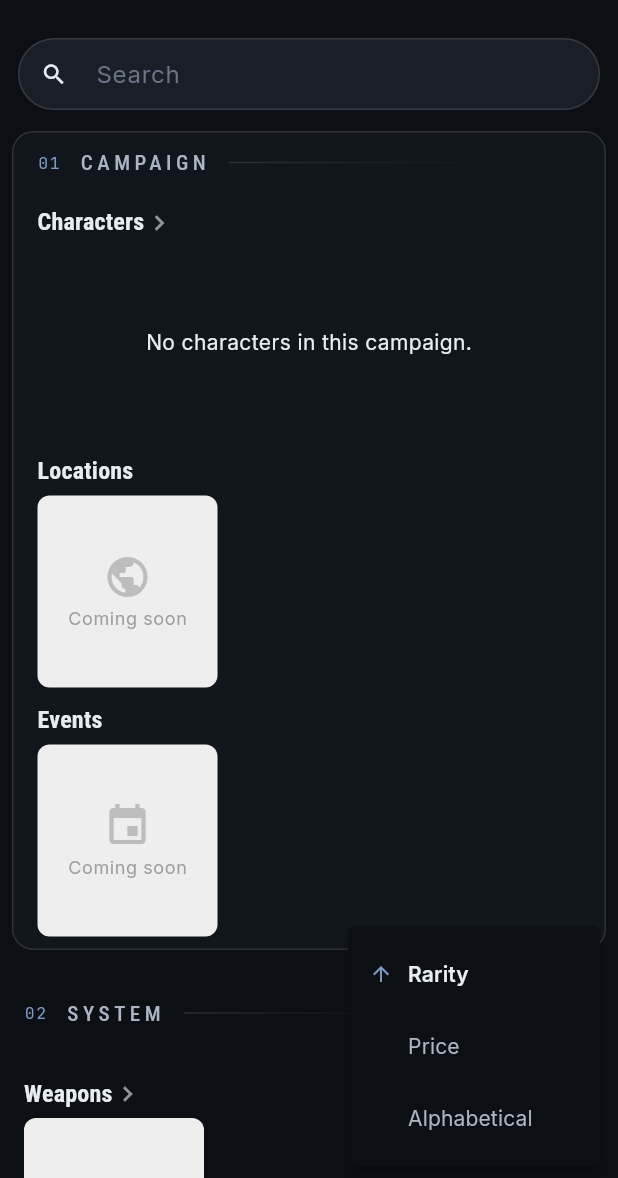
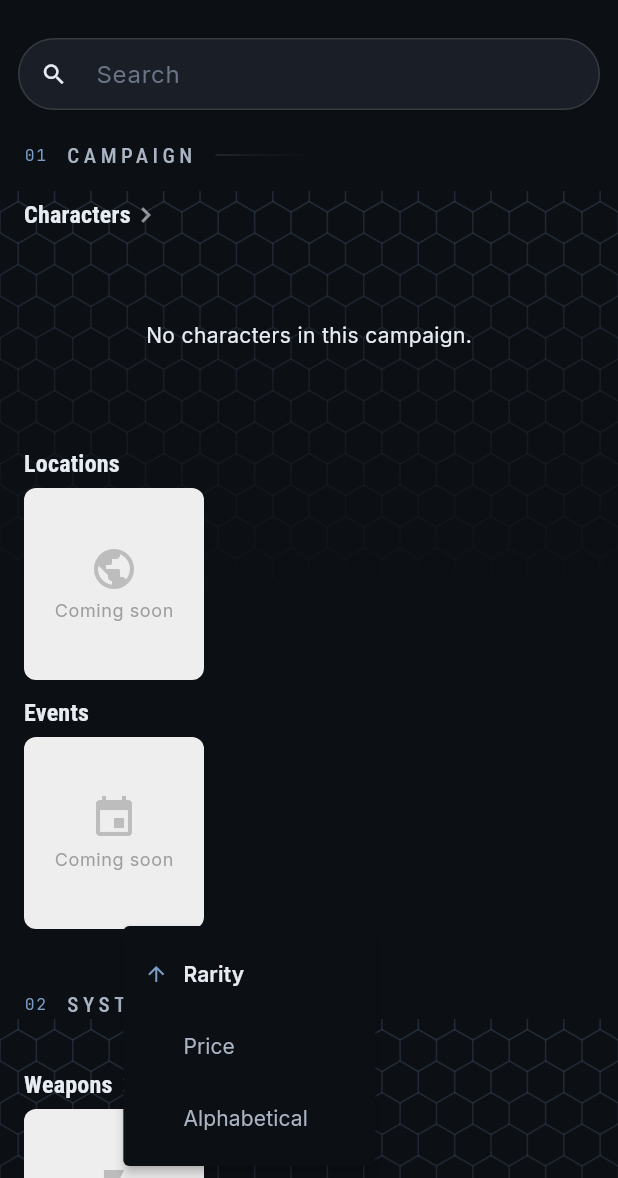
Before and after one commit to squirion/swrpg-quickypedia, a Flutter app: the HomeScreen screen opened directly, after a tap on the "sort" icon, on a phone screen of 412 x 824 dp, the part 58-1236 px from its top. Run offline on Flutter 3.47's test engine with Material 3 defaults, Android fonts, the phone set to English and light mode, and no system bars; our stand-ins replace cached_network_image, file_picker, flutter_dotenv, flutter_riverpod, flutter_secure_storage, google_fonts and 1 more; missing offline and left inert: oauth1; accounts and stored records are empty; network calls fail.

Commit message:
Polish home page: hex pattern, campaign-named header, recently-viewed row
Replaces the bg2-tinted Container frame around the home page's groups
with a subtle hexagonal-grid texture rendered behind each section. The
pattern fades from a low-opacity hairline near the top of each section
to fully transparent by mid-section, demarcating the groups by texture
rather than by a hard rectangle.

Personalises the Campaign group's section header by joining the active
campaign id with the campaigns list, so the label reads e.g.
"01  EDGE OF THE EMPIRE — TATOOINE NIGHTS" instead of the static
"CAMPAIGN". Falls back to the literal "CAMPAIGN" when no campaign is
selected. The label gets a 3:1 flex share against the trailing rule so
longer campaign names get room to breathe before ellipsing.

Adds a "00 RECENTLY VIEWED" section above the Campaign group that
shows up to 10 most recently opened tiles in a single row, mixed
across categories. The queue is dedup'd, capped at 10, persisted to
SharedPreferences as a {kind, id} pair list, and resolved against the
in-memory per-category list providers when rendering (stale entries
are silently skipped). Tap sites everywhere - home, the six type
screens, and the per-category grid screen - record the open before
pushing the detail screen, with the explicit exception of the
Recently Viewed row's own taps, so reopening from there does not
shift queue order. Honours the global search query so typing filters
within the queue without backfilling from history.

Known issue: the System group header's pattern sits slightly closer
to its title than the other two groups; investigating in a follow-up.

Co-Authored-By: Claude Opus 4.7 (1M context) <noreply@anthropic.com>

```diff
--- a/lib/providers/providers.dart
+++ b/lib/providers/providers.dart
@@ -10,6 +10,7 @@ import 'package:swrpg_quickypedia/models/character.dart';
 import 'package:swrpg_quickypedia/models/gear.dart';
 import 'package:swrpg_quickypedia/models/gear_sort.dart';
 import 'package:swrpg_quickypedia/models/item_quality.dart';
+import 'package:swrpg_quickypedia/models/recently_viewed_entry.dart';
 import 'package:swrpg_quickypedia/models/starship.dart';
 import 'package:swrpg_quickypedia/models/starship_sort.dart';
 import 'package:swrpg_quickypedia/models/vehicle.dart';
@@ -32,6 +33,7 @@ import 'package:swrpg_quickypedia/services/parsers/item_qualities_parser.dart';
 import 'package:swrpg_quickypedia/services/parsers/starship_parser.dart';
 import 'package:swrpg_quickypedia/services/parsers/vehicle_parser.dart';
 import 'package:swrpg_quickypedia/services/parsers/weapon_parser.dart';
+import 'package:swrpg_quickypedia/services/recently_viewed_store.dart';
 import 'package:swrpg_quickypedia/services/starship_image_upload.dart';
 import 'package:swrpg_quickypedia/services/starship_sort.dart';
 import 'package:swrpg_quickypedia/services/vehicle_image_upload.dart';
@@ -539,6 +541,87 @@ class HomeSystemSortNotifier extends Notifier<HomeSystemSort> {
   }
 }
 
+// --- Recently viewed ---
+//
+// A 10-deep dedup'd FIFO queue of items the user has opened from a
+// tile. Persisted to SharedPreferences so the queue survives restarts.
+// Tap sites outside the Recently Viewed row call
+// `recentlyViewedProvider.notifier.record(kind, id)` immediately before
+// pushing the detail screen; the row itself does NOT call `record`, so
+// reopening from the row preserves the queue's order.
+
+final recentlyViewedStoreProvider =
+    Provider<RecentlyViewedStore>((_) => RecentlyViewedStore());
+
+final recentlyViewedProvider = AsyncNotifierProvider<RecentlyViewedNotifier,
+    List<RecentlyViewedEntry>>(RecentlyViewedNotifier.new);
+
+class RecentlyViewedNotifier
+    extends AsyncNotifier<List<RecentlyViewedEntry>> {
+  static const _max = 10;
+
+  @override
+  Future<List<RecentlyViewedEntry>> build() =>
+      ref.read(recentlyViewedStoreProvider).load();
+
+  Future<void> record(String kind, String id) async {
+    final current = state.value ?? const <RecentlyViewedEntry>[];
+    final next = <RecentlyViewedEntry>[
+      RecentlyViewedEntry(kind: kind, id: id),
+      ...current.where((e) => !(e.kind == kind && e.id == id)),
+    ].take(_max).toList(growable: false);
+    state = AsyncData(next);
+    await ref.read(recentlyViewedStoreProvider).save(next);
+  }
+}
+
+/// Join the persisted queue against the in-memory per-category lists,
+/// returning the resolved (kind, item) pairs in queue order. Entries
+/// whose underlying item is missing (e.g. dropped by a re-scrape) are
+/// silently skipped — the persisted entry stays in storage in case the
+/// item returns in a later scrape.
+final recentlyViewedResolvedProvider =
+    Provider<List<({String kind, Object item})>>((ref) {
+  final entries = ref.watch(recentlyViewedProvider).value ?? const [];
+  final weapons = ref.watch(weaponsProvider).value ?? const <Weapon>[];
+  final armors = ref.watch(armorsProvider).value ?? const <Armor>[];
+  final gears = ref.watch(gearProvider).value ?? const <Gear>[];
+  final vehicles = ref.watch(vehiclesProvider).value ?? const <Vehicle>[];
+  final starships = ref.watch(starshipsProvider).value ?? const <Starship>[];
+  final beasts = ref.watch(beastsProvider).value ?? const <Beast>[];
+  final chars = ref.watch(charactersProvider).value ?? const <Character>[];
+
+  final out = <({String kind, Object item})>[];
+  for (final e in entries) {
+    Object? match;
+    switch (e.kind) {
+      case 'weapon':
+        match = _firstWhereOrNull<Weapon>(weapons, (w) => w.name == e.id);
+      case 'armor':
+        match = _firstWhereOrNull<Armor>(armors, (a) => a.name == e.id);
+      case 'gear':
+        match = _firstWhereOrNull<Gear>(gears, (g) => g.name == e.id);
+      case 'vehicle':
+        match = _firstWhereOrNull<Vehicle>(vehicles, (v) => v.name == e.id);
+      case 'starship':
+        match = _firstWhereOrNull<Starship>(starships, (s) => s.name == e.id);
+      case 'beast':
+        match = _firstWhereOrNull<Beast>(beasts, (b) => b.name == e.id);
+      case 'character':
+        match = _firstWhereOrNull<Character>(chars, (c) => c.id == e.id);
+    }
+    if (match != null) out.add((kind: e.kind, item: match));
+  }
+  return out;
+});
+
+T? _firstWhereOrNull<T>(Iterable<T> items, bool Function(T) test) {
+  for (final item in items) {
+    if (test(item)) return item;
+  }
+  return null;
+}
+
 // --- System data: weapons ---
 //
 // System-dependent categories (weapons, armor, gear, vehicles, …) are
--- a/lib/screens/home_screen.dart
+++ b/lib/screens/home_screen.dart
@@ -17,15 +17,18 @@ import 'package:swrpg_quickypedia/screens/vehicle_view_screen.dart';
 import 'package:swrpg_quickypedia/screens/vehicles_type_screen.dart';
 import 'package:swrpg_quickypedia/screens/weapon_view_screen.dart';
 import 'package:swrpg_quickypedia/screens/weapons_type_screen.dart';
+import 'package:swrpg_quickypedia/models/campaign.dart';
 import 'package:swrpg_quickypedia/theme.dart';
 import 'package:swrpg_quickypedia/widgets/armor_tile.dart';
 import 'package:swrpg_quickypedia/widgets/beast_tile.dart';
 import 'package:swrpg_quickypedia/widgets/category_row.dart';
 import 'package:swrpg_quickypedia/widgets/character_tile.dart';
+import 'package:swrpg_quickypedia/widgets/section_background.dart';
 import 'package:swrpg_quickypedia/widgets/download_from_cloud_button.dart';
 import 'package:swrpg_quickypedia/widgets/gear_tile.dart';
 import 'package:swrpg_quickypedia/widgets/group_header.dart';
 import 'package:swrpg_quickypedia/widgets/home_system_sort_menu.dart';
+import 'package:swrpg_quickypedia/widgets/recently_viewed_row.dart';
 import 'package:swrpg_quickypedia/widgets/search_bar_field.dart';
 import 'package:swrpg_quickypedia/widgets/settings_cog_menu.dart';
 import 'package:swrpg_quickypedia/widgets/starship_tile.dart';
@@ -35,7 +38,7 @@ import 'package:swrpg_quickypedia/widgets/weapon_tile.dart';
 class HomeScreen extends ConsumerWidget {
   const HomeScreen({super.key});
 
-  void _openCharactersGrid(BuildContext context) {
+  void _openCharactersGrid(BuildContext context, WidgetRef ref) {
     Navigator.of(context).push(
       MaterialPageRoute(
         builder: (_) => CategoryGridScreen<Character>(
@@ -50,11 +53,16 @@ class HomeScreen extends ConsumerWidget {
           },
           itemBuilder: (ctx, c) => CharacterTile(
             character: c,
-            onTap: () => Navigator.of(ctx).push(
+            onTap: () {
+              ref
+                  .read(recentlyViewedProvider.notifier)
+                  .record('character', c.id);
+              Navigator.of(ctx).push(
                 MaterialPageRoute(
                   builder: (_) => CharacterBioScreen(character: c),
                 ),
-            ),
+              );
+            },
           ),
           searchHint: 'Search by name or owner',
         ),
@@ -109,6 +117,9 @@ class HomeScreen extends ConsumerWidget {
     final beasts = ref.watch(beastsProvider);
     final query = ref.watch(searchQueryProvider);
     final searching = query.isNotEmpty;
+    final campaignLabel = _resolveCampaignLabel(ref);
+    final recent = ref.watch(recentlyViewedResolvedProvider);
+    final showRecent = recent.isNotEmpty;
 
     return Scaffold(
       appBar: AppBar(
@@ -141,24 +152,29 @@ class HomeScreen extends ConsumerWidget {
         child: ListView(
           children: [
             const SearchBarField(),
-            // Campaign group — subtly tinted container so the three
-            // campaign-dependent rows read as one section.
-            Container(
-              margin: const EdgeInsets.fromLTRB(8, 6, 8, 12),
-              padding: const EdgeInsets.only(top: 4, bottom: 8),
-              decoration: BoxDecoration(
-                color: AppColors.bg2,
-                borderRadius: BorderRadius.circular(14),
-                border: Border.all(color: AppColors.lineStrong),
+            const SizedBox(height: 6),
+            if (showRecent) ...[
+              SectionBackground(
+                child: Column(
+                  crossAxisAlignment: CrossAxisAlignment.start,
+                  children: const [
+                    GroupHeader(number: '00', label: 'Recently viewed'),
+                    RecentlyViewedRow(),
+                    SizedBox(height: 8),
+                  ],
                 ),
+              ),
+              const SizedBox(height: 12),
+            ],
+            SectionBackground(
               child: Column(
                 crossAxisAlignment: CrossAxisAlignment.start,
                 children: [
-                  const GroupHeader(number: '01', label: 'Campaign'),
+                  GroupHeader(number: '01', label: campaignLabel),
                   _CharactersRow(
                     characters: characters,
                     query: query,
-                    onTitleTap: () => _openCharactersGrid(context),
+                    onTitleTap: () => _openCharactersGrid(context, ref),
                   ),
                   // Coming-soon rows are hidden entirely while the user
                   // is searching — nothing meaningful to match against.
@@ -174,12 +190,15 @@ class HomeScreen extends ConsumerWidget {
                       child: const ComingSoonTile(icon: Icons.event),
                     ),
                   ],
+                  const SizedBox(height: 8),
                 ],
               ),
             ),
-            // System group — same row layout, plain background. The
-            // shared system sort menu sits in the trailing slot of the
-            // group header.
+            const SizedBox(height: 12),
+            SectionBackground(
+              child: Column(
+                crossAxisAlignment: CrossAxisAlignment.start,
+                children: [
                   const GroupHeader(
                     number: '02',
                     label: 'System',
@@ -194,11 +213,16 @@ class HomeScreen extends ConsumerWidget {
               nameOf: (w) => (w as dynamic).name as String,
               tileBuilder: (item) => WeaponTile(
                 weapon: item,
-                onTap: () => Navigator.of(context).push(
+                onTap: () {
+                  ref
+                      .read(recentlyViewedProvider.notifier)
+                      .record('weapon', item.name as String);
+                  Navigator.of(context).push(
                     MaterialPageRoute(
                       builder: (_) => WeaponViewScreen(weapon: item),
                     ),
-                ),
+                  );
+                },
               ),
             ),
             _SystemRow<dynamic>(
@@ -210,11 +234,16 @@ class HomeScreen extends ConsumerWidget {
               nameOf: (a) => (a as dynamic).name as String,
               tileBuilder: (item) => ArmorTile(
                 armor: item,
-                onTap: () => Navigator.of(context).push(
+                onTap: () {
+                  ref
+                      .read(recentlyViewedProvider.notifier)
+                      .record('armor', item.name as String);
+                  Navigator.of(context).push(
                     MaterialPageRoute(
                       builder: (_) => ArmorViewScreen(armor: item),
                     ),
-                ),
+                  );
+                },
               ),
             ),
             _SystemRow<dynamic>(
@@ -226,11 +255,16 @@ class HomeScreen extends ConsumerWidget {
               nameOf: (g) => (g as dynamic).name as String,
               tileBuilder: (item) => GearTile(
                 gear: item,
-                onTap: () => Navigator.of(context).push(
+                onTap: () {
+                  ref
+                      .read(recentlyViewedProvider.notifier)
+                      .record('gear', item.name as String);
+                  Navigator.of(context).push(
                     MaterialPageRoute(
                       builder: (_) => GearViewScreen(gear: item),
                     ),
-                ),
+                  );
+                },
               ),
             ),
             _SystemRow<dynamic>(
@@ -242,11 +276,16 @@ class HomeScreen extends ConsumerWidget {
               nameOf: (v) => (v as dynamic).name as String,
               tileBuilder: (item) => VehicleTile(
                 vehicle: item,
-                onTap: () => Navigator.of(context).push(
+                onTap: () {
+                  ref
+                      .read(recentlyViewedProvider.notifier)
+                      .record('vehicle', item.name as String);
+                  Navigator.of(context).push(
                     MaterialPageRoute(
                       builder: (_) => VehicleViewScreen(vehicle: item),
                     ),
-                ),
+                  );
+                },
               ),
             ),
             _SystemRow<dynamic>(
@@ -258,11 +297,16 @@ class HomeScreen extends ConsumerWidget {
               nameOf: (s) => (s as dynamic).name as String,
               tileBuilder: (item) => StarshipTile(
                 starship: item,
-                onTap: () => Navigator.of(context).push(
+                onTap: () {
+                  ref
+                      .read(recentlyViewedProvider.notifier)
+                      .record('starship', item.name as String);
+                  Navigator.of(context).push(
                     MaterialPageRoute(
                       builder: (_) => StarshipViewScreen(starship: item),
                     ),
-                ),
+                  );
+                },
               ),
             ),
             _SystemRow<dynamic>(
@@ -274,11 +318,20 @@ class HomeScreen extends ConsumerWidget {
               nameOf: (b) => (b as dynamic).name as String,
               tileBuilder: (item) => BeastTile(
                 beast: item,
-                onTap: () => Navigator.of(context).push(
+                onTap: () {
+                  ref
+                      .read(recentlyViewedProvider.notifier)
+                      .record('beast', item.name as String);
+                  Navigator.of(context).push(
                     MaterialPageRoute(
                       builder: (_) => BeastViewScreen(beast: item),
                     ),
+                  );
+                },
               ),
+            ),
+                  const SizedBox(height: 8),
+                ],
               ),
             ),
             const SizedBox(height: 16),
@@ -289,9 +342,24 @@ class HomeScreen extends ConsumerWidget {
   }
 }
 
+String _resolveCampaignLabel(WidgetRef ref) {
+  final id = ref.watch(campaignIdProvider);
+  if (id == null || id.isEmpty) return 'Campaign';
+  final campaignsAsync = ref.watch(campaignsProvider);
+  return campaignsAsync.maybeWhen(
+    data: (List<Campaign> list) {
+      for (final c in list) {
+        if (c.id == id) return c.name;
+      }
+      return 'Campaign';
+    },
+    orElse: () => 'Campaign',
+  );
+}
+
 /// Characters row needs a name + author predicate, so it gets its own
 /// small wrapper (rather than the generic _SystemRow).
-class _CharactersRow extends StatelessWidget {
+class _CharactersRow extends ConsumerWidget {
   final AsyncValue<List<Character>> characters;
   final String query;
   final VoidCallback onTitleTap;
@@ -303,7 +371,7 @@ class _CharactersRow extends StatelessWidget {
   });
 
   @override
-  Widget build(BuildContext context) {
+  Widget build(BuildContext context, WidgetRef ref) {
     return CategoryRow(
       title: 'Characters',
       onTitleTap: onTitleTap,
@@ -344,11 +412,16 @@ class _CharactersRow extends StatelessWidget {
                 width: 120,
                 child: CharacterTile(
                   character: c,
-                  onTap: () => Navigator.of(context).push(
+                  onTap: () {
+                    ref
+                        .read(recentlyViewedProvider.notifier)
+                        .record('character', c.id);
+                    Navigator.of(context).push(
                       MaterialPageRoute(
                         builder: (_) => CharacterBioScreen(character: c),
                       ),
-                  ),
+                    );
+                  },
                 ),
               );
             },
--- /dev/null
+++ b/lib/services/recently_viewed_store.dart
@@ -0,0 +1,31 @@
+import 'dart:convert';
+
+import 'package:shared_preferences/shared_preferences.dart';
+import 'package:swrpg_quickypedia/models/recently_viewed_entry.dart';
+
+/// Persists the recently-viewed queue to SharedPreferences. Capacity
+/// enforcement (max 10, dedup, move-to-front) lives in the notifier;
+/// this store just round-trips the list verbatim.
+class RecentlyViewedStore {
+  static const _key = 'recently_viewed_v1';
+
+  Future<List<RecentlyViewedEntry>> load() async {
+    final prefs = await SharedPreferences.getInstance();
+    final raw = prefs.getString(_key);
+    if (raw == null || raw.isEmpty) return const [];
+    final decoded = json.decode(raw);
+    if (decoded is! List) return const [];
+    return [
+      for (final entry in decoded)
+        if (entry is Map<String, dynamic>) RecentlyViewedEntry.fromJson(entry),
+    ];
+  }
+
+  Future<void> save(List<RecentlyViewedEntry> entries) async {
+    final prefs = await SharedPreferences.getInstance();
+    await prefs.setString(
+      _key,
+      json.encode([for (final e in entries) e.toJson()]),
+    );
+  }
+}
--- a/lib/widgets/group_header.dart
+++ b/lib/widgets/group_header.dart
@@ -36,8 +36,12 @@ class GroupHeader extends StatelessWidget {
             ),
           ),
           const SizedBox(width: 12),
-          Text(
+          Flexible(
+            flex: 3,
+            child: Text(
               label.toUpperCase(),
+              maxLines: 1,
+              overflow: TextOverflow.ellipsis,
               style: AppFonts.display(
                 const TextStyle(
                   fontSize: 14,
@@ -47,8 +51,11 @@ class GroupHeader extends StatelessWidget {
                 ),
               ),
             ),
+          ),
           const SizedBox(width: 14),
-          Expanded(
+          Flexible(
+            flex: 1,
+            fit: FlexFit.tight,
             child: Container(
               height: 1,
               decoration: const BoxDecoration(
--- a/lib/widgets/home_system_sort_menu.dart
+++ b/lib/widgets/home_system_sort_menu.dart
@@ -15,6 +15,7 @@ class HomeSystemSortMenu extends ConsumerWidget {
     final sort = ref.watch(homeSystemSortProvider);
     return PopupMenuButton<HomeSystemSortAttr>(
       icon: const Icon(Icons.sort, size: 20),
+      padding: EdgeInsets.zero,
       tooltip: 'Sort system rows',
       onSelected: (attr) =>
           ref.read(homeSystemSortProvider.notifier).select(attr),
--- /dev/null
+++ b/lib/widgets/section_background.dart
@@ -0,0 +1,102 @@
+import 'dart:math' as math;
+
+import 'package:flutter/material.dart';
+import 'package:swrpg_quickypedia/theme.dart';
+
+/// Subtle hexagonal-grid texture rendered behind a section's content,
+/// fading from a low-opacity hairline at the top to fully transparent
+/// by the section's mid-point. Used to visually demarcate the home
+/// page's groups without enclosing them in a hard rectangle.
+class SectionBackground extends StatelessWidget {
+  final Widget child;
+
+  const SectionBackground({super.key, required this.child});
+
+  @override
+  Widget build(BuildContext context) {
+    return Stack(
+      children: [
+        Positioned.fill(
+          child: IgnorePointer(
+            child: CustomPaint(painter: _HexGridPainter()),
+          ),
+        ),
+        child,
+      ],
+    );
+  }
+}
+
+class _HexGridPainter extends CustomPainter {
+  // Edge length of each pointy-top hex.
+  static const double _r = 14.0;
+  static const double _topAlpha = 0.10;
+  // The pattern starts just below the GroupHeader's text so the
+  // header reads cleanly against the dark bg, and the densest part of
+  // the gradient lands behind the content rows. The GroupHeader's text
+  // occupies y≈6..23 within the section; we clear it plus a small
+  // margin.
+  static const double _topInset = 40.0;
+
+  @override
+  void paint(Canvas canvas, Size size) {
+    if (size.width <= 0 || size.height <= _topInset) return;
+
+    final patternRect =
+        Rect.fromLTRB(0, _topInset, size.width, size.height);
+    final paint = Paint()
+      ..style = PaintingStyle.stroke
+      ..strokeWidth = 1.0
+      ..strokeJoin = StrokeJoin.round
+      ..shader = LinearGradient(
+        begin: Alignment.topCenter,
+        end: Alignment.bottomCenter,
+        colors: [
+          AppColors.accent.withValues(alpha: _topAlpha),
+          AppColors.accent.withValues(alpha: 0.0),
+        ],
+        stops: const [0.0, 0.55],
+      ).createShader(patternRect);
+
+    canvas.save();
+    canvas.clipRect(patternRect);
+
+    // Pointy-top hex dimensions.
+    final hexW = math.sqrt(3) * _r; // horizontal pitch within a row
+    final rowH = 1.5 * _r; // vertical pitch between rows
+
+    final cols = (size.width / hexW).ceil() + 2;
+    final rows = ((size.height - _topInset) / rowH).ceil() + 2;
+
+    for (var row = -1; row < rows; row++) {
+      final isOdd = row.isOdd;
+      for (var col = -1; col < cols; col++) {
+        final cx = col * hexW + (isOdd ? hexW / 2 : 0);
+        final cy = _topInset + row * rowH;
+        canvas.drawPath(_hexPath(cx, cy, _r), paint);
+      }
+    }
+
+    canvas.restore();
+  }
+
+  Path _hexPath(double cx, double cy, double r) {
+    final path = Path();
+    // Pointy-top: vertices at 30°, 90°, 150°, 210°, 270°, 330°.
+    for (var i = 0; i < 6; i++) {
+      final angle = (math.pi / 180) * (60 * i - 30);
+      final x = cx + r * math.cos(angle);
+      final y = cy + r * math.sin(angle);
+      if (i == 0) {
+        path.moveTo(x, y);
+      } else {
+        path.lineTo(x, y);
+      }
+    }
+    path.close();
+    return path;
+  }
+
+  @override
+  bool shouldRepaint(covariant _HexGridPainter oldDelegate) => false;
+}
```
Also changed, not shown: lib/models/recently_viewed_entry.dart (added, +21 -0 lines), lib/screens/armors_type_screen.dart (+20 -9 lines), lib/screens/beasts_type_screen.dart (+20 -8 lines), lib/screens/gear_type_screen.dart (+20 -8 lines), lib/screens/starships_type_screen.dart (+20 -8 lines), lib/screens/vehicles_type_screen.dart (+20 -8 lines), lib/screens/weapons_type_screen.dart (+20 -9 lines), lib/widgets/recently_viewed_row.dart (added, +158 -0 lines). Lines whose indentation alone changed are shown as unchanged.
